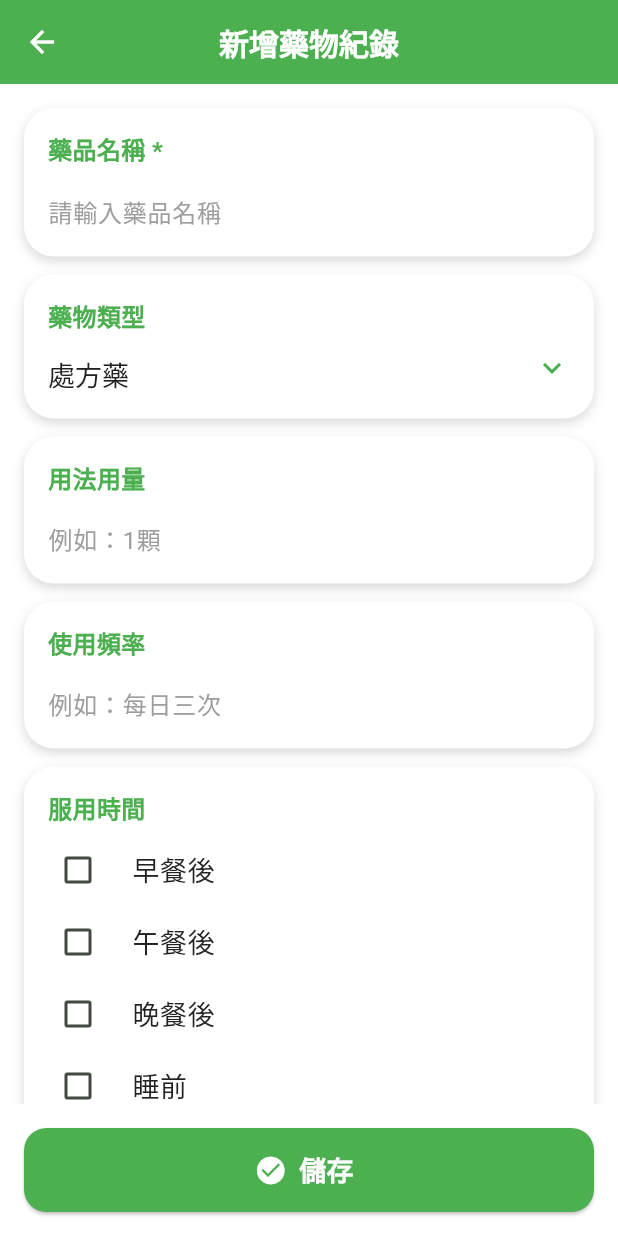
After one commit to kewpie1130-source/elderly-medication-helper, a Flutter app: the AddMedicinePage screen opened directly, on a phone screen of 412 x 824 dp. The commit adds this screen. Run offline on Flutter 3.47's test engine with Material 3 defaults, Android fonts, the phone set to English and light mode, and no system bars; our stand-ins replace camera, cloud_firestore, firebase_core, flutter_local_notifications, flutter_tts, image_picker and 2 more; missing offline and left inert: google_mlkit_text_recognition; accounts and stored records are empty.

Commit message:
feat: [邱靖喻] 新增手動新增藥物紀錄功能，UI對齊設計稿

```diff
--- /dev/null
+++ b/lib/pages/history/add_medicine_page.dart
@@ -0,0 +1,421 @@
+import 'package:flutter/material.dart';
+import 'package:uuid/uuid.dart';
+
+import '../../models/medicine_model.dart';
+import '../../repositories/medicine_repository.dart';
+import '../../theme/app_theme.dart';
+import '../../widgets/common_widgets.dart';
+
+class AddMedicinePage extends StatefulWidget {
+  const AddMedicinePage({super.key});
+
+  @override
+  State<AddMedicinePage> createState() => _AddMedicinePageState();
+}
+
+class _AddMedicinePageState extends State<AddMedicinePage> {
+  final _formKey = GlobalKey<FormState>();
+  final TextEditingController _nameController = TextEditingController();
+  final TextEditingController _dosageController = TextEditingController();
+  final TextEditingController _frequencyController = TextEditingController();
+  final TextEditingController _indicationController = TextEditingController();
+  final TextEditingController _noticeController = TextEditingController();
+
+  final List<String> _typeOptions = ['處方藥', '指示藥', '保健食品'];
+  final List<String> _timingOptions = ['早餐後', '午餐後', '晚餐後', '睡前'];
+  final List<String> _selectedTiming = [];
+
+  String _selectedType = '處方藥';
+  DateTime? _startDate;
+  DateTime? _endDate;
+  bool _isSaving = false;
+
+  @override
+  void dispose() {
+    _nameController.dispose();
+    _dosageController.dispose();
+    _frequencyController.dispose();
+    _indicationController.dispose();
+    _noticeController.dispose();
+    super.dispose();
+  }
+
+  @override
+  Widget build(BuildContext context) {
+    return Scaffold(
+      backgroundColor: AppTheme.background,
+      appBar: AppBar(
+        backgroundColor: AppTheme.primary,
+        foregroundColor: Colors.white,
+        elevation: 0,
+        leading: IconButton(
+          icon: const Icon(Icons.arrow_back, color: Colors.white),
+          onPressed: () => Navigator.of(context).pop(),
+        ),
+        title: const Text(
+          '新增藥物紀錄',
+          style: TextStyle(
+            color: Colors.white,
+            fontSize: 20,
+            fontWeight: FontWeight.bold,
+          ),
+        ),
+        centerTitle: true,
+      ),
+      body: Form(
+        key: _formKey,
+        child: SingleChildScrollView(
+          padding: const EdgeInsets.all(16),
+          child: Column(
+            children: [
+              _buildTextFieldCard(
+                label: '藥品名稱 *',
+                controller: _nameController,
+                hintText: '請輸入藥品名稱',
+                validator: (value) {
+                  if (value == null || value.trim().isEmpty) {
+                    return '請輸入藥品名稱';
+                  }
+                  return null;
+                },
+              ),
+              _buildTypeCard(),
+              _buildTextFieldCard(
+                label: '用法用量',
+                controller: _dosageController,
+                hintText: '例如：1顆',
+              ),
+              _buildTextFieldCard(
+                label: '使用頻率',
+                controller: _frequencyController,
+                hintText: '例如：每日三次',
+              ),
+              _buildTimingCard(),
+              _buildTextFieldCard(
+                label: '適應症（治療什麼）',
+                controller: _indicationController,
+                hintText: '例如：高血壓、感冒',
+              ),
+              _buildTextFieldCard(
+                label: '注意事項 / 禁忌',
+                controller: _noticeController,
+                hintText: '請輸入注意事項',
+                maxLines: 3,
+              ),
+              _buildDateCard(
+                label: '開始日期',
+                selectedDate: _startDate,
+                onTap: () => _pickDate(isStartDate: true),
+              ),
+              _buildDateCard(
+                label: '預計用完日期',
+                selectedDate: _endDate,
+                onTap: () => _pickDate(isStartDate: false),
+              ),
+              const SizedBox(height: 12),
+            ],
+          ),
+        ),
+      ),
+      bottomNavigationBar: Container(
+        color: Colors.white,
+        padding: const EdgeInsets.all(16),
+        child: SizedBox(
+          height: 56,
+          width: double.infinity,
+          child: ElevatedButton.icon(
+            onPressed: _isSaving ? null : _saveMedicine,
+            icon: const Icon(Icons.check_circle, size: 22),
+            label: Text(
+              _isSaving ? '儲存中...' : '儲存',
+              style: const TextStyle(
+                fontSize: 18,
+                fontWeight: FontWeight.bold,
+              ),
+            ),
+            style: ElevatedButton.styleFrom(
+              backgroundColor: AppTheme.primary,
+              foregroundColor: Colors.white,
+              disabledBackgroundColor: AppTheme.primary.withValues(alpha: 0.55),
+              disabledForegroundColor: Colors.white,
+              shape: RoundedRectangleBorder(
+                borderRadius: BorderRadius.circular(15),
+              ),
+            ),
+          ),
+        ),
+      ),
+    );
+  }
+
+  Widget _buildTextFieldCard({
+    required String label,
+    required TextEditingController controller,
+    required String hintText,
+    String? Function(String?)? validator,
+    int maxLines = 1,
+  }) {
+    return _FieldCard(
+      label: label,
+      child: TextFormField(
+        controller: controller,
+        validator: validator,
+        maxLines: maxLines,
+        style: const TextStyle(
+          color: AppTheme.textDark,
+          fontSize: 18,
+          fontWeight: FontWeight.w500,
+        ),
+        decoration: InputDecoration(
+          border: InputBorder.none,
+          hintText: hintText,
+          hintStyle: TextStyle(
+            color: Colors.grey.shade500,
+            fontSize: 16,
+            fontWeight: FontWeight.w400,
+          ),
+          isDense: true,
+          contentPadding: const EdgeInsets.only(top: 10),
+        ),
+      ),
+    );
+  }
+
+  Widget _buildTypeCard() {
+    return _FieldCard(
+      label: '藥物類型',
+      child: DropdownButtonFormField<String>(
+        value: _selectedType,
+        decoration: const InputDecoration(
+          border: InputBorder.none,
+          isDense: true,
+          contentPadding: EdgeInsets.only(top: 8),
+        ),
+        style: const TextStyle(
+          color: AppTheme.textDark,
+          fontSize: 18,
+          fontWeight: FontWeight.w500,
+        ),
+        icon: const Icon(Icons.keyboard_arrow_down, color: AppTheme.primary),
+        items: _typeOptions
+            .map(
+              (type) => DropdownMenuItem<String>(
+                value: type,
+                child: Text(type),
+              ),
+            )
+            .toList(),
+        onChanged: (value) {
+          if (value == null) return;
+          setState(() => _selectedType = value);
+        },
+      ),
+    );
+  }
+
+  Widget _buildTimingCard() {
+    return _FieldCard(
+      label: '服用時間',
+      child: Column(
+        children: _timingOptions.map((timing) {
+          final bool selected = _selectedTiming.contains(timing);
+          return CheckboxListTile(
+            value: selected,
+            dense: true,
+            contentPadding: EdgeInsets.zero,
+            activeColor: AppTheme.primary,
+            controlAffinity: ListTileControlAffinity.leading,
+            title: Text(
+              timing,
+              style: const TextStyle(
+                color: AppTheme.textDark,
+                fontSize: 18,
+                fontWeight: FontWeight.w500,
+              ),
+            ),
+            onChanged: (checked) {
+              setState(() {
+                if (checked == true) {
+                  _selectedTiming.add(timing);
+                } else {
+                  _selectedTiming.remove(timing);
+                }
+              });
+            },
+          );
+        }).toList(),
+      ),
+    );
+  }
+
+  Widget _buildDateCard({
+    required String label,
+    required DateTime? selectedDate,
+    required VoidCallback onTap,
+  }) {
+    return Padding(
+      padding: const EdgeInsets.only(bottom: 12),
+      child: InkWell(
+        borderRadius: BorderRadius.circular(20),
+        onTap: onTap,
+        child: AppCard(
+          child: Column(
+            crossAxisAlignment: CrossAxisAlignment.start,
+            children: [
+              const SizedBox(width: double.infinity),
+              _buildLabel(label),
+              const SizedBox(height: 12),
+              Row(
+                children: [
+                  Expanded(
+                    child: Text(
+                      selectedDate == null
+                          ? '點擊選擇日期'
+                          : _formatDate(selectedDate),
+                      style: TextStyle(
+                        color: selectedDate == null
+                            ? Colors.grey.shade500
+                            : AppTheme.textDark,
+                        fontSize: 18,
+                        fontWeight: FontWeight.w500,
+                      ),
+                    ),
+                  ),
+                  const Icon(
+                    Icons.calendar_today,
+                    color: AppTheme.primary,
+                    size: 18,
+                  ),
+                ],
+              ),
+            ],
+          ),
+        ),
+      ),
+    );
+  }
+
+  Widget _buildLabel(String label) {
+    return Text(
+      label,
+      style: const TextStyle(
+        color: AppTheme.primary,
+        fontSize: 16,
+        fontWeight: FontWeight.bold,
+      ),
+    );
+  }
+
+  Future<void> _pickDate({required bool isStartDate}) async {
+    final DateTime now = DateTime.now();
+    final DateTime? selected = await showDatePicker(
+      context: context,
+      initialDate: isStartDate ? (_startDate ?? now) : (_endDate ?? now),
+      firstDate: DateTime(now.year - 5),
+      lastDate: DateTime(now.year + 10),
+      builder: (context, child) {
+        return Theme(
+          data: Theme.of(context).copyWith(
+            colorScheme: const ColorScheme.light(
+              primary: AppTheme.primary,
+              onPrimary: Colors.white,
+              onSurface: AppTheme.textDark,
+            ),
+          ),
+          child: child!,
+        );
+      },
+    );
+
+    if (selected == null) return;
+    setState(() {
+      if (isStartDate) {
+        _startDate = selected;
+      } else {
+        _endDate = selected;
+      }
+    });
+  }
+
+  Future<void> _saveMedicine() async {
+    if (!_formKey.currentState!.validate()) return;
+
+    setState(() => _isSaving = true);
+
+    final model = MedicineModel(
+      id: const Uuid().v4(),
+      name: _nameController.text.trim(),
+      type: _selectedType,
+      dosage: _dosageController.text.trim(),
+      frequency: _frequencyController.text.trim(),
+      timing: _selectedTiming,
+      notice: _noticeController.text.trim(),
+      indication: _indicationController.text.trim(),
+      startDate: _startDate != null ? _startDate!.toIso8601String() : '',
+      endDate: _endDate != null ? _endDate!.toIso8601String() : '',
+      imagePath: '',
+      createdAt: DateTime.now().toIso8601String(),
+    );
+
+    try {
+      final repository = MedicineRepository();
+      await repository.insertMedicine(model);
+
+      if (!mounted) return;
+      ScaffoldMessenger.of(context).showSnackBar(
+        const SnackBar(
+          content: Text('✅ 已新增藥物紀錄'),
+          backgroundColor: AppTheme.primary,
+        ),
+      );
+      Navigator.pop(context);
+    } catch (error) {
+      if (!mounted) return;
+      ScaffoldMessenger.of(context).showSnackBar(
+        SnackBar(
+          content: Text('新增藥物紀錄失敗：$error'),
+          backgroundColor: Colors.red.shade600,
+        ),
+      );
+      setState(() => _isSaving = false);
+    }
+  }
+
+  String _formatDate(DateTime date) {
+    return '${date.year} 年 ${date.month.toString().padLeft(2, '0')} 月 ${date.day.toString().padLeft(2, '0')} 日';
+  }
+}
+
+class _FieldCard extends StatelessWidget {
+  final String label;
+  final Widget child;
+
+  const _FieldCard({
+    required this.label,
+    required this.child,
+  });
+
+  @override
+  Widget build(BuildContext context) {
+    return Padding(
+      padding: const EdgeInsets.only(bottom: 12),
+      child: AppCard(
+        child: Column(
+          crossAxisAlignment: CrossAxisAlignment.start,
+          children: [
+            Text(
+              label,
+              style: const TextStyle(
+                color: AppTheme.primary,
+                fontSize: 16,
+                fontWeight: FontWeight.bold,
+              ),
+            ),
+            const SizedBox(height: 6),
+            child,
+          ],
+        ),
+      ),
+    );
+  }
+}
--- a/lib/pages/history/history_page.dart
+++ b/lib/pages/history/history_page.dart
@@ -4,6 +4,7 @@ import 'package:intl/intl.dart';
 import '../../models/medicine_model.dart';
 import '../../repositories/medicine_repository.dart';
 import '../../theme/app_theme.dart';
+import 'add_medicine_page.dart';
 import '../medicine/medicine_detail_page.dart';
 
 class HistoryPage extends StatefulWidget {
@@ -110,6 +111,16 @@ class _HistoryPageState extends State<HistoryPage> {
                     if (_olderList.isNotEmpty) _buildSection('更早', _olderList),
                   ],
                 ),
+      floatingActionButton: FloatingActionButton(
+        backgroundColor: AppTheme.primary,
+        child: const Icon(Icons.add, color: Colors.white, size: 28),
+        onPressed: () {
+          Navigator.push(
+            context,
+            MaterialPageRoute(builder: (_) => const AddMedicinePage()),
+          ).then((_) => _loadHistoryData());
+        },
+      ),
     );
   }
 
```
